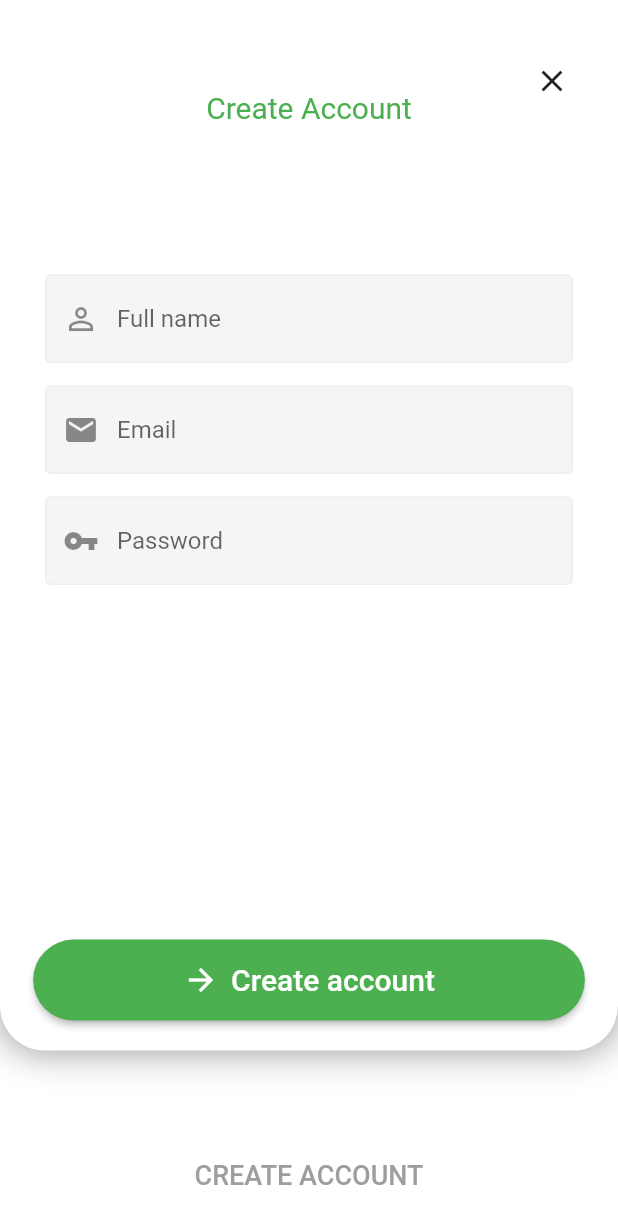
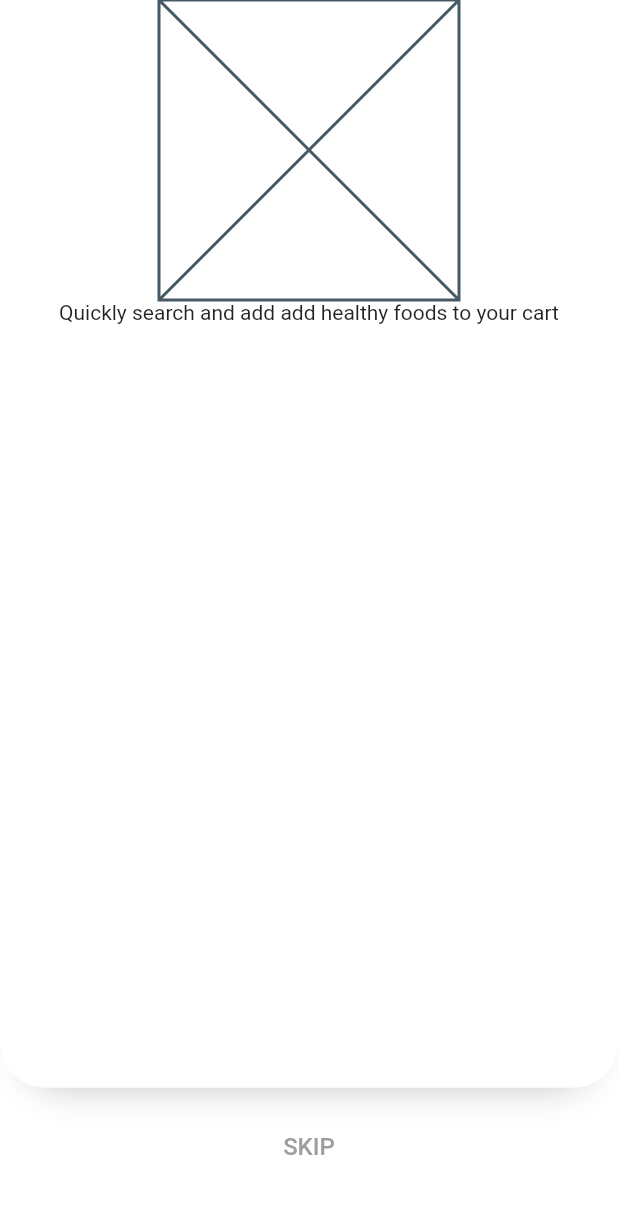
Before and after one commit to codingbbq/flutter_fresh_food, a Flutter app: the CreateAccount screen opened by its route, after a tap on "Create account", on a phone screen of 412 x 824 dp. Shown: the top 1224 px of the screen. Run offline on Flutter 3.47's test engine with Material 2 defaults, Android fonts, the phone set to English and light mode, and no system bars.

Commit message:
Onboarding pages wip

```diff
--- a/lib/main.dart
+++ b/lib/main.dart
@@ -1,5 +1,6 @@
 import 'package:flutter/material.dart';
 import 'package:flutter_fresh_food/pages/create_account/page_create_account.dart';
+import 'package:flutter_fresh_food/pages/onboarding/page_onboarding.dart';
 import 'package:flutter_fresh_food/pages/sign_in/page_sign_in.dart';
 
 void main() {
@@ -19,7 +20,9 @@ class FreshFood extends StatelessWidget {
       initialRoute: '/',
       routes: {
         '/': (context) => SignIn(),
+        '/sign_in': (context) => SignIn(),
         '/create_account': (context) => CreateAccount(),
+        '/onboarding': (context) => OnBoarding(),
       },
     );
   }
--- a/lib/pages/create_account/page_create_account.dart
+++ b/lib/pages/create_account/page_create_account.dart
@@ -16,15 +16,16 @@ class CreateAccount extends StatelessWidget {
             padding: EdgeInsets.only(
               bottom: 20.0,
             ),
-            height: height * 0.85,
+            height: height * 0.88,
             width: width,
             decoration: BoxDecoration(
               color: Colors.white,
               boxShadow: [
                 BoxShadow(
-                  color: Colors.grey,
-                  spreadRadius: 1.0,
-                  blurRadius: 20.0,
+                  blurRadius: 20,
+                  offset: Offset(0, 15),
+                  color: Colors.grey.withOpacity(.6),
+                  spreadRadius: -15,
                 ),
               ],
               borderRadius: BorderRadius.only(
@@ -46,7 +47,7 @@ class CreateAccount extends StatelessWidget {
                 ),
                 Column(
                   children: [
-                    SizedBox(height: 60.0),
+                    SizedBox(height: 100.0),
                     Text(
                       "Create Account",
                       style: TextStyle(
@@ -56,7 +57,7 @@ class CreateAccount extends StatelessWidget {
                     ),
 
                     SizedBox(
-                      height: 100.0,
+                      height: 60.0,
                     ),
 
                     // Full Name
@@ -101,12 +102,18 @@ class CreateAccount extends StatelessWidget {
                     ),
 
                     Spacer(),
-                    RaisedButton.icon(
+                    Container(
+                      padding: EdgeInsets.symmetric(
+                        horizontal: 30.0,
+                      ),
+                      width: double.infinity,
+                      child: RaisedButton.icon(
                         padding: EdgeInsets.symmetric(
                           vertical: 15.0,
-                        horizontal: 100.0,
                         ),
-                      onPressed: () {},
+                        onPressed: () {
+                          Navigator.pushNamed(context, '/onboarding');
+                        },
                         shape: StadiumBorder(),
                         color: Colors.green,
                         label: Text(
@@ -120,22 +127,28 @@ class CreateAccount extends StatelessWidget {
                           Icons.arrow_forward,
                           color: Colors.white,
                         ),
+                      ),
                     )
                   ],
                 ),
               ],
             ),
           ),
+
+          // Sign in button
+          // ToDo: Convert this into common function
           Padding(
             padding: const EdgeInsets.all(10.0),
             child: FlatButton(
               padding: EdgeInsets.all(20.0),
-              onPressed: () {},
+              onPressed: () {
+                Navigator.pushNamed(context, '/sign_in');
+              },
               child: Text(
-                "CREATE ACCOUNT",
+                "SIGN IN",
                 style: TextStyle(
                   color: Colors.grey,
-                  fontSize: 18.0,
+                  fontSize: 16.0,
                 ),
               ),
             ),
--- /dev/null
+++ b/lib/pages/onboarding/onboard_list/one_onboarding.dart
@@ -0,0 +1,73 @@
+// First page of Onboarding
+import 'package:flutter/material.dart';
+
+class OnBoardingOne extends StatelessWidget {
+  @override
+  Widget build(BuildContext context) {
+    var height = MediaQuery.of(context).size.height;
+    var width = MediaQuery.of(context).size.width;
+
+    return Container(
+      child: Column(
+        children: [
+          Container(
+            padding: EdgeInsets.only(
+              bottom: 20.0,
+            ),
+            height: height * 0.88,
+            width: width,
+            decoration: BoxDecoration(
+              color: Colors.white,
+              boxShadow: [
+                BoxShadow(
+                  blurRadius: 20,
+                  offset: Offset(0, 15),
+                  color: Colors.grey.withOpacity(.6),
+                  spreadRadius: -15,
+                ),
+              ],
+              borderRadius: BorderRadius.only(
+                bottomLeft: Radius.circular(30.0),
+                bottomRight: Radius.circular(30.0),
+              ),
+            ),
+            child: Column(
+              children: [
+                // Image
+                Container(
+                  width: 200,
+                  height: 200,
+                  child: Placeholder(),
+                ),
+
+                // Text Description
+                Text("Quickly search and add add healthy foods to your cart"),
+
+                // Dotted navigation
+              ],
+            ),
+          ),
+
+          // Skip Button
+          // ToDo: Convert this into common function
+          Padding(
+            padding: const EdgeInsets.all(10.0),
+            child: FlatButton(
+              padding: EdgeInsets.all(20.0),
+              onPressed: () {
+                Navigator.pushNamed(context, '/create_account');
+              },
+              child: Text(
+                "SKIP",
+                style: TextStyle(
+                  color: Colors.grey,
+                  fontSize: 16.0,
+                ),
+              ),
+            ),
+          ),
+        ],
+      ),
+    );
+  }
+}
--- /dev/null
+++ b/lib/pages/onboarding/page_onboarding.dart
@@ -0,0 +1,20 @@
+import 'package:flutter/material.dart';
+import 'package:flutter_fresh_food/pages/onboarding/onboard_list/one_onboarding.dart';
+import 'package:flutter_fresh_food/pages/onboarding/onboard_list/settings_onboarding.dart';
+import 'package:flutter_fresh_food/pages/onboarding/onboard_list/two_onboarding.dart';
+
+class OnBoarding extends StatelessWidget {
+  @override
+  Widget build(BuildContext context) {
+    return Scaffold(
+      backgroundColor: Colors.white,
+      body: PageView(
+        children: [
+          OnBoardingOne(),
+          OnBoardingTwo(),
+          OnBoardingSettings(),
+        ],
+      ),
+    );
+  }
+}
```
Also changed, not shown: lib/pages/onboarding/onboard_list/settings_onboarding.dart (added, +13 -0 lines), lib/pages/onboarding/onboard_list/two_onboarding.dart (added, +13 -0 lines), lib/pages/sign_in/page_sign_in.dart (+19 -8 lines). Lines whose indentation alone changed are shown as unchanged.
